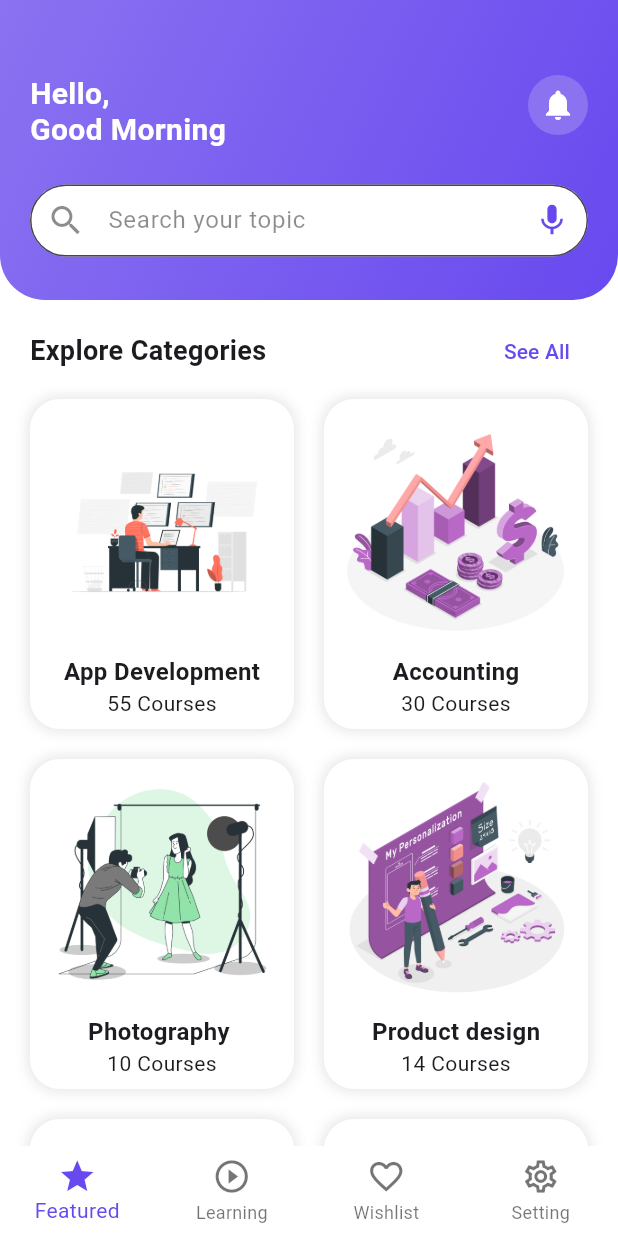
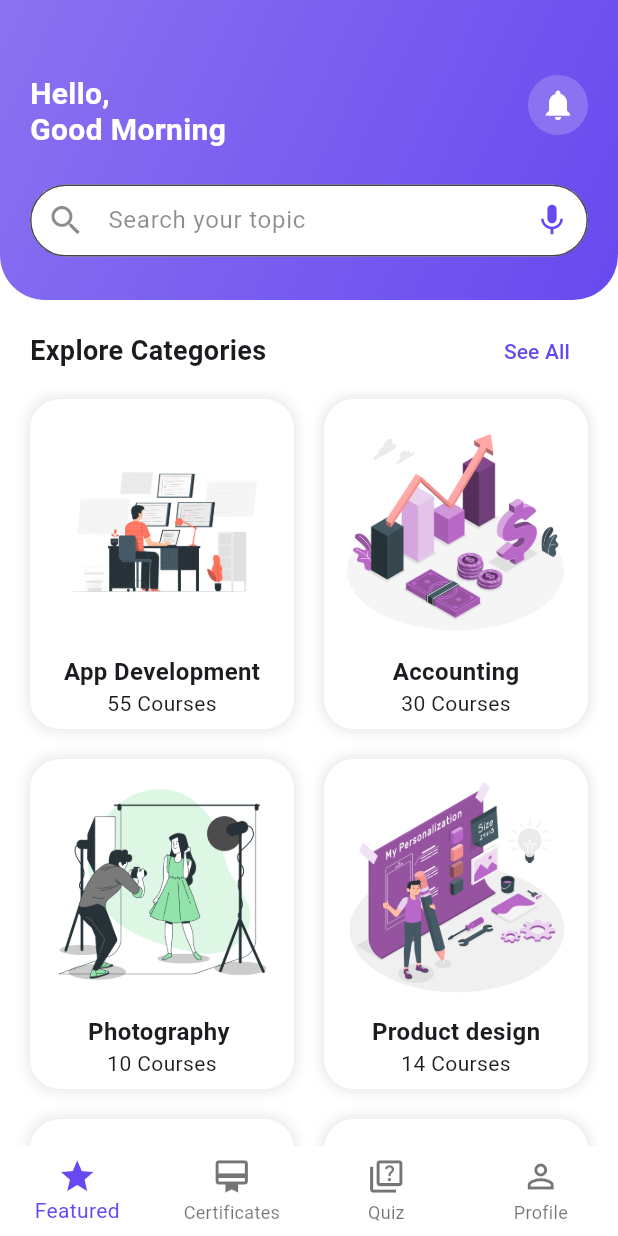
Before and after one commit to shehanjay2000/education_app, a Flutter app: the screen it shows after launch, on a phone screen of 412 x 824 dp. Run offline on Flutter 3.47's test engine with Material 3 defaults, Android fonts, the light colour scheme and no system bars; our stand-ins replace iconsax, video_player.

Commit message:
project updated
 bottom navigation bar icons changed

```diff
--- a/lib/screens/education_app_main_screen.dart
+++ b/lib/screens/education_app_main_screen.dart
@@ -38,18 +38,18 @@
             ),
             BottomNavigationBarItem(
               activeIcon: Icon(Icons.play_circle),
-              icon: Icon(Icons.play_circle_outline),
-              label: "Learning",
+              icon: Icon(Icons.card_membership_outlined),
+              label: "Certificates",
             ),
             BottomNavigationBarItem(
               activeIcon: Icon(Icons.favorite),
-              icon: Icon(Icons.favorite_border),
-              label: "Wishlist",
+              icon: Icon(Icons.quiz_outlined),
+              label: "Quiz",
             ),
             BottomNavigationBarItem(
               activeIcon: Icon(Icons.settings),
-              icon: Icon(Icons.settings_outlined),
-              label: "Setting",
+              icon: Icon(Icons.person_outline),
+              label: "Profile",
             ),
           ],
           currentIndex: selectedIndex,
```
Also changed, not shown: pubspec.lock.
